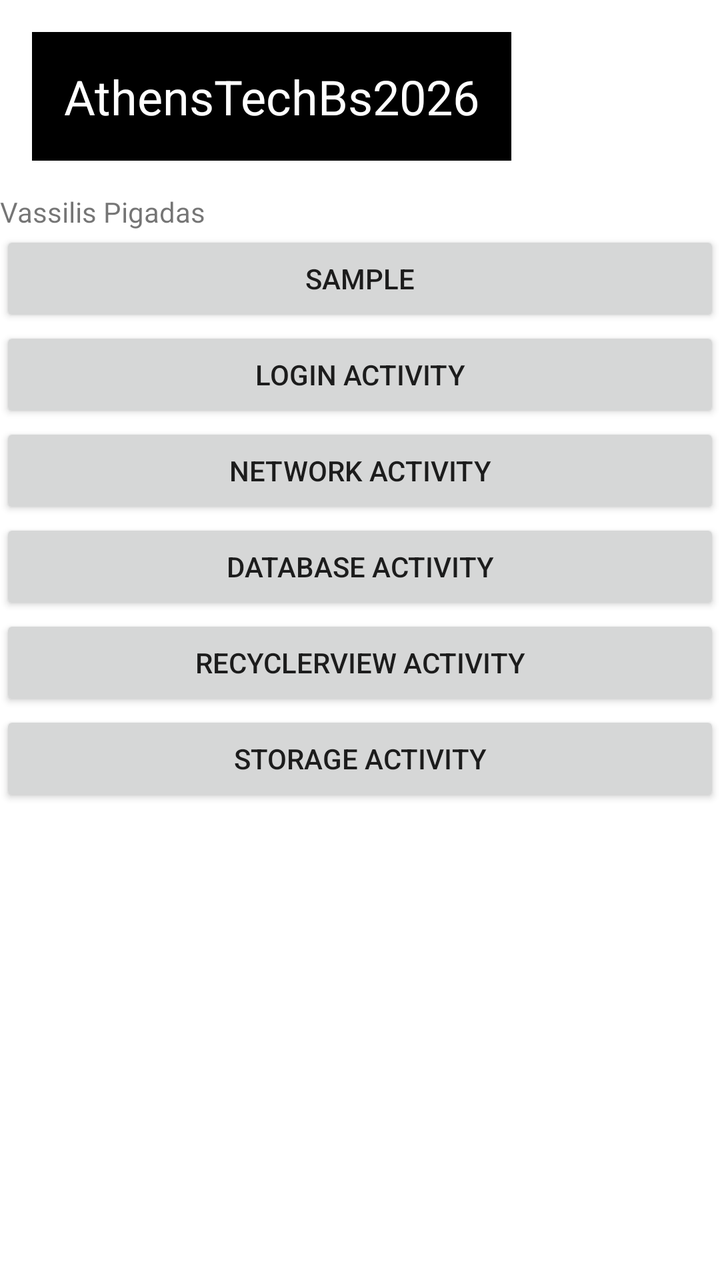
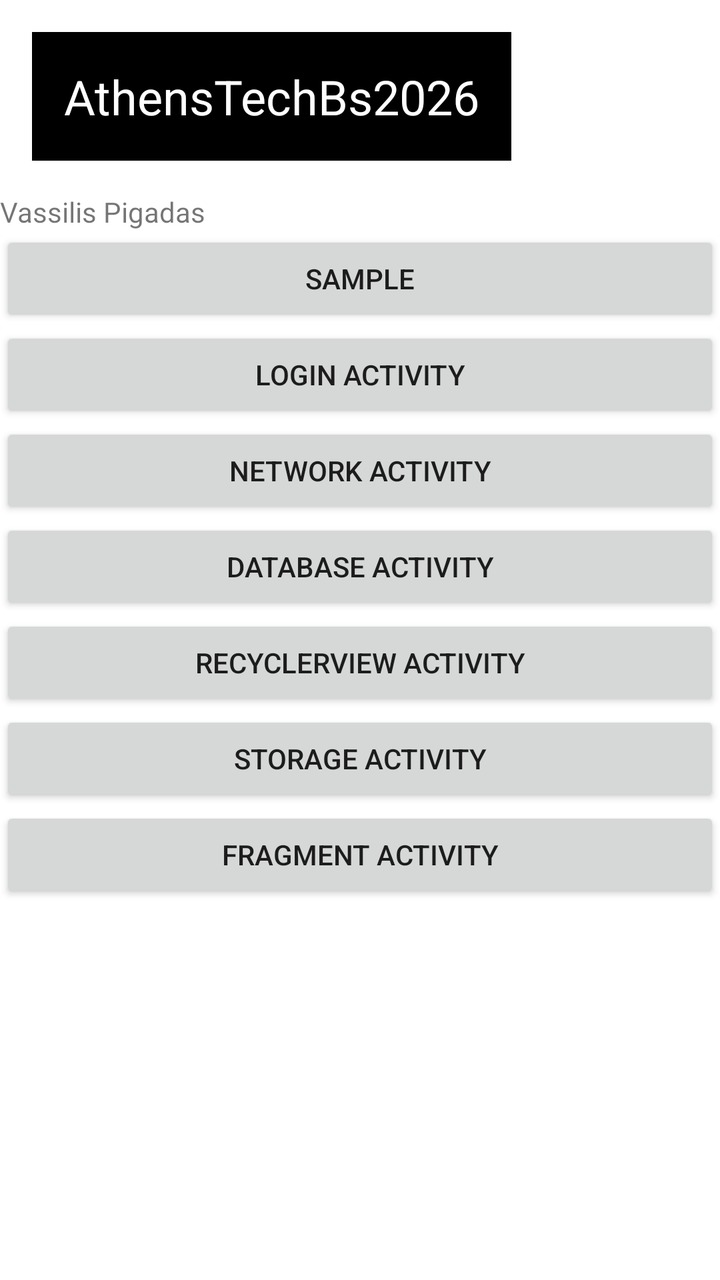

Two renders of the same Android screen: before a commit and after it. Below are the layout's source before the change and the commit's diff.
<!-- AndroidManifest.xml: application theme Theme.AthensTechBs2026 -->
<!-- res/layout/activity_main.xml -->
<?xml version="1.0" encoding="utf-8"?>
<LinearLayout xmlns:android="http://schemas.android.com/apk/res/android"
    xmlns:tools="http://schemas.android.com/tools"
    android:id="@+id/main"
    android:layout_width="match_parent"
    android:layout_height="match_parent"
    android:orientation="vertical"
    tools:context=".MainActivity">

    <TextView
        android:id="@+id/first"
        android:layout_width="wrap_content"
        android:layout_height="wrap_content"
        android:layout_margin="16dp"
        android:background="@color/black"
        android:padding="16dp"
        android:text="@string/app_name"
        android:textColor="@color/white"
        android:textSize="24sp" />

    <TextView
        android:layout_width="match_parent"
        android:layout_height="wrap_content"
        android:text="@string/dev_name" />

    <Button
        android:id="@+id/main_btn_sample"
        android:layout_width="match_parent"
        android:layout_height="wrap_content"
        android:text="Sample" />

    <Button
        android:id="@+id/main_btn_login"
        android:layout_width="match_parent"
        android:layout_height="wrap_content"
        android:text="Login Activity" />

    <Button
        android:id="@+id/main_btn_network"
        android:layout_width="match_parent"
        android:layout_height="wrap_content"
        android:text="Network Activity" />

    <Button
        android:id="@+id/main_btn_database"
        android:layout_width="match_parent"
        android:layout_height="wrap_content"
        android:text="Database Activity" />

    <Button
        android:id="@+id/main_btn_recycler"
        android:layout_width="match_parent"
        android:layout_height="wrap_content"
        android:text="RecyclerView Activity" />
    <Button
        android:id="@+id/main_btn_storage"
        android:layout_width="match_parent"
        android:layout_height="wrap_content"
        android:text="Storage Activity" />


</LinearLayout>
<!-- resources referenced by this layout -->
<resources>
  <color name="black">#FF000000</color>
  <color name="white">#FFFFFFFF</color>
  <string name="app_name" translatable="false">AthensTechBs2026</string>
  <string name="dev_name">Vassilis Pigadas</string>
  <style name="Theme.AthensTechBs2026" parent="Theme.MaterialComponents.DayNight.DarkActionBar">
          
          <item name="colorPrimary">@color/purple_500</item>
          <item name="colorPrimaryVariant">@color/purple_700</item>
          <item name="colorOnPrimary">@color/white</item>
          
          <item name="colorSecondary">@color/teal_200</item>
          <item name="colorSecondaryVariant">@color/teal_700</item>
          <item name="colorOnSecondary">@color/black</item>
          
          <item name="android:statusBarColor">?attr/colorPrimaryVariant</item>
          
      </style>
  <color name="purple_500">#FF6200EE</color>
  <color name="purple_700">#FF3700B3</color>
  <color name="teal_200">#FF03DAC5</color>
  <color name="teal_700">#FF018786</color>
</resources>

<!-- the commit's change to res/layout/activity_main.xml (unified diff, before → after) -->
@@ -58,5 +58,11 @@
         android:layout_height="wrap_content"
         android:text="Storage Activity" />
 
+    <Button
+        android:id="@+id/main_btn_fragment"
+        android:layout_width="match_parent"
+        android:layout_height="wrap_content"
+        android:text="Fragment Activity" />
+
 
 </LinearLayout>
